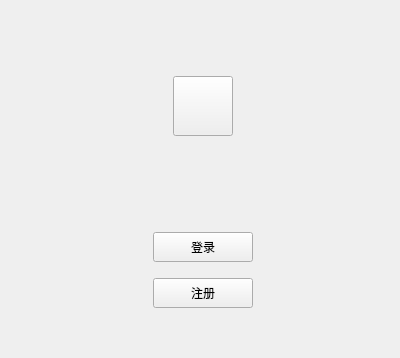
This is SnailIOTMonitoring/userManager/launchscrren.ui in leirujie/SnailIOTMonitoring as Qt 5 draws it before an edit. The edited form follows.
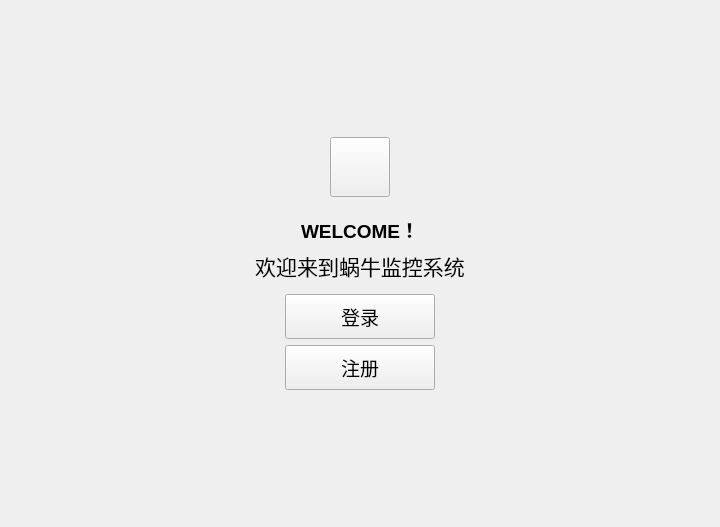
This is the edited form. Icons and pictures are not drawn.

```diff
--- a/SnailIOTMonitoring/userManager/launchscrren.ui
+++ b/SnailIOTMonitoring/userManager/launchscrren.ui
@@ -6,27 +6,61 @@
    <rect>
     <x>0</x>
     <y>0</y>
-    <width>400</width>
-    <height>358</height>
+    <width>720</width>
+    <height>527</height>
    </rect>
   </property>
   <property name="windowTitle">
    <string>Form</string>
   </property>
-  <layout class="QGridLayout" name="gridLayout_2" rowstretch="1,4">
-   <property name="leftMargin">
-    <number>33</number>
-   </property>
-   <property name="topMargin">
-    <number>76</number>
-   </property>
-   <property name="rightMargin">
-    <number>28</number>
-   </property>
-   <property name="bottomMargin">
-    <number>50</number>
-   </property>
-   <item row="0" column="0">
+  <property name="styleSheet">
+   <string notr="true"/>
+  </property>
+  <layout class="QGridLayout" name="gridLayout">
+   <item row="0" column="2">
+    <spacer name="horizontalSpacer_8">
+     <property name="orientation">
+      <enum>Qt::Horizontal</enum>
+     </property>
+     <property name="sizeHint" stdset="0">
+      <size>
+       <width>211</width>
+       <height>20</height>
+      </size>
+     </property>
+    </spacer>
+   </item>
+   <item row="0" column="1">
+    <layout class="QVBoxLayout" name="verticalLayout_4" stretch="1,2,1">
+     <item>
+      <spacer name="verticalSpacer_6">
+       <property name="orientation">
+        <enum>Qt::Vertical</enum>
+       </property>
+       <property name="sizeHint" stdset="0">
+        <size>
+         <width>20</width>
+         <height>40</height>
+        </size>
+       </property>
+      </spacer>
+     </item>
+     <item>
+      <layout class="QVBoxLayout" name="verticalLayout_3" stretch="20,0,0,0,0,0,0,20">
+       <item>
+        <spacer name="verticalSpacer_5">
+         <property name="orientation">
+          <enum>Qt::Vertical</enum>
+         </property>
+         <property name="sizeHint" stdset="0">
+          <size>
+           <width>20</width>
+           <height>13</height>
+          </size>
+         </property>
+        </spacer>
+       </item>
+       <item>
     <layout class="QHBoxLayout" name="horizontalLayout_2">
      <item>
       <spacer name="horizontalSpacer">
@@ -72,26 +106,144 @@
      </item>
     </layout>
    </item>
-   <item row="1" column="0">
-    <layout class="QGridLayout" name="gridLayout" rowstretch="1,0,0">
-     <item row="0" column="0">
-      <widget class="QLabel" name="label">
+       <item>
+        <spacer name="verticalSpacer">
+         <property name="orientation">
+          <enum>Qt::Vertical</enum>
+         </property>
+         <property name="sizeHint" stdset="0">
+          <size>
+           <width>20</width>
+           <height>40</height>
+          </size>
+         </property>
+        </spacer>
+       </item>
+       <item>
+        <spacer name="verticalSpacer_2">
+         <property name="orientation">
+          <enum>Qt::Vertical</enum>
+         </property>
+         <property name="sizeHint" stdset="0">
+          <size>
+           <width>20</width>
+           <height>40</height>
+          </size>
+         </property>
+        </spacer>
+       </item>
+       <item>
+        <layout class="QVBoxLayout" name="verticalLayout_2">
+         <item>
+          <layout class="QHBoxLayout" name="horizontalLayout_3">
+           <item>
+            <spacer name="horizontalSpacer_3">
+             <property name="orientation">
+              <enum>Qt::Horizontal</enum>
+             </property>
+             <property name="sizeHint" stdset="0">
+              <size>
+               <width>40</width>
+               <height>20</height>
+              </size>
+             </property>
+            </spacer>
+           </item>
+           <item>
+            <widget class="QLabel" name="label_2">
        <property name="font">
         <font>
+               <family>Arial</family>
          <pointsize>14</pointsize>
          <weight>75</weight>
          <bold>true</bold>
         </font>
        </property>
+             <property name="styleSheet">
+              <string notr="true"/>
+             </property>
        <property name="text">
-        <string/>
+              <string>WELCOME！</string>
+             </property>
+            </widget>
+           </item>
+           <item>
+            <spacer name="horizontalSpacer_4">
+             <property name="orientation">
+              <enum>Qt::Horizontal</enum>
+             </property>
+             <property name="sizeHint" stdset="0">
+              <size>
+               <width>40</width>
+               <height>20</height>
+              </size>
+             </property>
+            </spacer>
+           </item>
+          </layout>
+         </item>
+         <item>
+          <layout class="QHBoxLayout" name="horizontalLayout_4">
+           <item>
+            <spacer name="horizontalSpacer_5">
+             <property name="orientation">
+              <enum>Qt::Horizontal</enum>
+             </property>
+             <property name="sizeHint" stdset="0">
+              <size>
+               <width>40</width>
+               <height>20</height>
+              </size>
+             </property>
+            </spacer>
+           </item>
+           <item>
+            <widget class="QLabel" name="label_3">
+             <property name="font">
+              <font>
+               <family>Arial</family>
+               <pointsize>16</pointsize>
+              </font>
+             </property>
+             <property name="text">
+              <string>欢迎来到蜗牛监控系统</string>
        </property>
        <property name="alignment">
         <set>Qt::AlignCenter</set>
        </property>
       </widget>
      </item>
-     <item row="2" column="0">
+           <item>
+            <spacer name="horizontalSpacer_6">
+             <property name="orientation">
+              <enum>Qt::Horizontal</enum>
+             </property>
+             <property name="sizeHint" stdset="0">
+              <size>
+               <width>40</width>
+               <height>20</height>
+              </size>
+             </property>
+            </spacer>
+           </item>
+          </layout>
+         </item>
+        </layout>
+       </item>
+       <item>
+        <spacer name="verticalSpacer_3">
+         <property name="orientation">
+          <enum>Qt::Vertical</enum>
+         </property>
+         <property name="sizeHint" stdset="0">
+          <size>
+           <width>20</width>
+           <height>40</height>
+          </size>
+         </property>
+        </spacer>
+       </item>
+       <item>
       <layout class="QHBoxLayout" name="horizontalLayout">
        <item>
         <spacer name="horizontalSpacer_17">
@@ -112,48 +264,47 @@
           <widget class="QPushButton" name="userPwdLogin_btn">
            <property name="minimumSize">
             <size>
-             <width>100</width>
-             <height>30</height>
+               <width>150</width>
+               <height>45</height>
             </size>
            </property>
            <property name="maximumSize">
             <size>
-             <width>100</width>
-             <height>30</height>
-            </size>
-           </property>
+               <width>150</width>
+               <height>45</height>
+              </size>
+             </property>
+             <property name="font">
+              <font>
+               <family>Arial</family>
+               <pointsize>14</pointsize>
+              </font>
+             </property>
            <property name="text">
             <string>登录</string>
            </property>
           </widget>
          </item>
-         <item>
-          <spacer name="verticalSpacer">
-           <property name="orientation">
-            <enum>Qt::Vertical</enum>
-           </property>
-           <property name="sizeHint" stdset="0">
-            <size>
-             <width>20</width>
-             <height>10</height>
-            </size>
-           </property>
-          </spacer>
-         </item>
          <item>
           <widget class="QPushButton" name="register_btn">
            <property name="minimumSize">
             <size>
-             <width>100</width>
-             <height>30</height>
+               <width>150</width>
+               <height>45</height>
             </size>
            </property>
            <property name="maximumSize">
             <size>
-             <width>100</width>
-             <height>30</height>
-            </size>
-           </property>
+               <width>150</width>
+               <height>45</height>
+              </size>
+             </property>
+             <property name="font">
+              <font>
+               <family>Arial</family>
+               <pointsize>14</pointsize>
+              </font>
+             </property>
            <property name="text">
             <string>注册</string>
            </property>
@@ -176,7 +327,48 @@
        </item>
       </layout>
      </item>
-    </layout>
+       <item>
+        <spacer name="verticalSpacer_4">
+         <property name="orientation">
+          <enum>Qt::Vertical</enum>
+         </property>
+         <property name="sizeHint" stdset="0">
+          <size>
+           <width>20</width>
+           <height>15</height>
+          </size>
+         </property>
+        </spacer>
+       </item>
+      </layout>
+     </item>
+     <item>
+      <spacer name="verticalSpacer_7">
+       <property name="orientation">
+        <enum>Qt::Vertical</enum>
+       </property>
+       <property name="sizeHint" stdset="0">
+        <size>
+         <width>20</width>
+         <height>40</height>
+        </size>
+       </property>
+      </spacer>
+     </item>
+    </layout>
+   </item>
+   <item row="0" column="0">
+    <spacer name="horizontalSpacer_7">
+     <property name="orientation">
+      <enum>Qt::Horizontal</enum>
+     </property>
+     <property name="sizeHint" stdset="0">
+      <size>
+       <width>211</width>
+       <height>20</height>
+      </size>
+     </property>
+    </spacer>
    </item>
   </layout>
  </widget>
```
Lines whose indentation alone changed are shown as unchanged.
